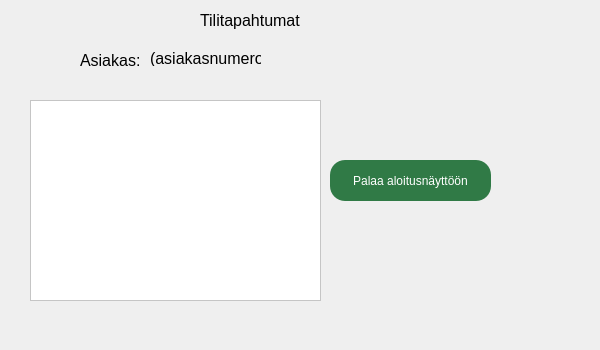
First picture: the form in frontend/tilitapahtumat.ui, repository 22kmo-project/group_5, before the edit.
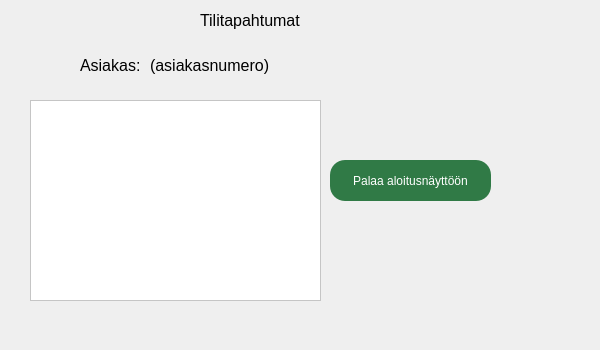
Second picture: the form after the edit. Icons and pictures are not drawn.

```diff
--- a/frontend/tilitapahtumat.ui
+++ b/frontend/tilitapahtumat.ui
@@ -89,8 +89,8 @@
     <rect>
      <x>80</x>
      <y>50</y>
-     <width>61</width>
-     <height>21</height>
+     <width>71</width>
+     <height>31</height>
     </rect>
    </property>
    <property name="font">
@@ -107,8 +107,8 @@
     <rect>
      <x>150</x>
      <y>50</y>
-     <width>111</width>
-     <height>16</height>
+     <width>121</width>
+     <height>31</height>
     </rect>
    </property>
    <property name="font">
```
